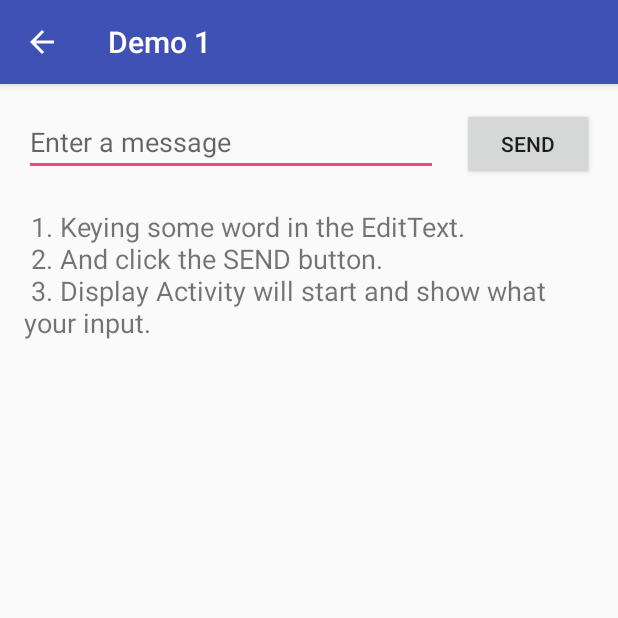
After one commit to RheaBubbles/Android-Study-Demos, an Android app: the Demo_1 screen opened directly, with no data from a screen before it, on a phone screen of 412 x 824 dp, the top half of it. The commit adds this screen. Run offline under Robolectric (Android 15) with nearby library versions, the phone set to English and light mode, and no system bars.

Commit message:
Almost Finish the Demo 1

```diff
--- /dev/null
+++ b/ActivityDemos/app/src/main/java/com/hit/bubbl/activitydemos/Demo_1.java
@@ -0,0 +1,43 @@
+package com.hit.bubbl.activitydemos;
+
+import android.content.Intent;
+import android.support.v7.app.AppCompatActivity;
+import android.os.Bundle;
+import android.view.View;
+import android.widget.EditText;
+
+/**
+ * @author Bubbles
+ * @create 2018/7/9
+ * @Type Activity
+ * @LayoutFile activity_demo_1
+ * @Describe Demo 1, 展示单一activity中组件的交互
+ * @ReferDoc https://developer.android.com/training/basics/firstapp/building-ui
+ */
+
+public class Demo_1 extends AppCompatActivity {
+
+    public static final String EXTRA_MESSAGE = "com.hit.bubbl.activitydemos.MESSAGE";
+
+    @Override
+    protected void onCreate(Bundle savedInstanceState) {
+        super.onCreate(savedInstanceState);
+        setContentView(R.layout.activity_demo_1);
+    }
+
+    /**
+     * Need to set the button 'OnClick' Attribute to 'sendMessage'
+     * And the function should be 1.public 2.void return 3.Only param View
+     * to fit the Attribute type.
+     * It'll be Called when the user taps the Send button
+     */
+    public void sendMessage(View view) {
+        // Intent(Context context, Class class)
+        // 这里第一个参数使用this是因为Activity类是Context的子类
+        Intent intent = new Intent(this, Demo_1_DisplayMessageActivity.class);
+        EditText editText = (EditText) findViewById(R.id.editText);
+        String message = editText.getText().toString();
+        intent.putExtra(EXTRA_MESSAGE, message);
+        startActivity(intent);
+    }
+}
--- /dev/null
+++ b/ActivityDemos/app/src/main/res/layout/activity_demo_1.xml
@@ -0,0 +1,47 @@
+<?xml version="1.0" encoding="utf-8"?>
+<android.support.constraint.ConstraintLayout xmlns:android="http://schemas.android.com/apk/res/android"
+    xmlns:app="http://schemas.android.com/apk/res-auto"
+    xmlns:tools="http://schemas.android.com/tools"
+    android:layout_width="match_parent"
+    android:layout_height="match_parent"
+    tools:context=".Demo_1">
+
+    <EditText
+        android:id="@+id/editText"
+        android:layout_width="0dp"
+        android:layout_height="wrap_content"
+        android:layout_marginStart="16dp"
+        android:layout_marginTop="16dp"
+        android:ems="10"
+        android:hint="@string/edit_message"
+        android:inputType="textPersonName"
+        app:layout_constraintEnd_toStartOf="@+id/button"
+        app:layout_constraintHorizontal_bias="0.5"
+        app:layout_constraintStart_toStartOf="parent"
+        app:layout_constraintTop_toTopOf="parent" />
+
+    <Button
+        android:id="@+id/button"
+        android:layout_width="wrap_content"
+        android:layout_height="wrap_content"
+        android:layout_marginEnd="16dp"
+        android:layout_marginStart="16dp"
+        android:onClick="sendMessage"
+        android:text="@string/button_send"
+        app:layout_constraintBaseline_toBaselineOf="@+id/editText"
+        app:layout_constraintEnd_toEndOf="parent"
+        app:layout_constraintHorizontal_bias="0.5"
+        app:layout_constraintStart_toEndOf="@+id/editText" />
+
+    <TextView
+        android:id="@+id/demo_1_info"
+        android:layout_width="0dp"
+        android:layout_height="wrap_content"
+        android:layout_marginEnd="16dp"
+        android:layout_marginStart="16dp"
+        android:text="@string/demo_1_info"
+        android:textSize="18sp"
+        app:layout_constraintEnd_toEndOf="parent"
+        app:layout_constraintStart_toStartOf="parent"
+        app:layout_constraintTop_toBottomOf="@+id/editText" />
+</android.support.constraint.ConstraintLayout>
--- a/ActivityDemos/app/src/main/res/values/strings.xml
+++ b/ActivityDemos/app/src/main/res/values/strings.xml
@@ -1,4 +1,16 @@
 <resources>
+    <!-- Global Resources -->
     <string name="app_name">Activity Demos</string>
+    <string name="main_activity_name">Demo List</string>
+    <string name="dome_1_name">Demo 1</string>
     <string name="element_text">Element Text</string>
+
+    <!-- Demo 1 Resources -->
+    <string name="edit_message">Enter a message</string>
+    <string name="button_send">Send</string>
+    <string name="demo_1_info"> \n
+        1. Keying some word in the EditText. \n
+        2. And click the SEND button. \n
+        3. Display Activity will start and show what your input.
+    </string>
 </resources>
```
Also changed, not shown: ActivityDemos/app/src/main/AndroidManifest.xml (+22 -1 lines), ActivityDemos/app/src/main/java/com/hit/bubbl/activitydemos/Demo_1_DisplayMessageActivity.java (added, +32 -0 lines), ActivityDemos/app/src/main/java/com/hit/bubbl/activitydemos/MainActivity.java (+15 -7 lines), ActivityDemos/app/src/main/java/com/hit/bubbl/activitydemos/MyAdapter.java (+39 -3 lines), ActivityDemos/app/src/main/res/layout/activity_demo_1_display_message.xml (added, +20 -0 lines).
